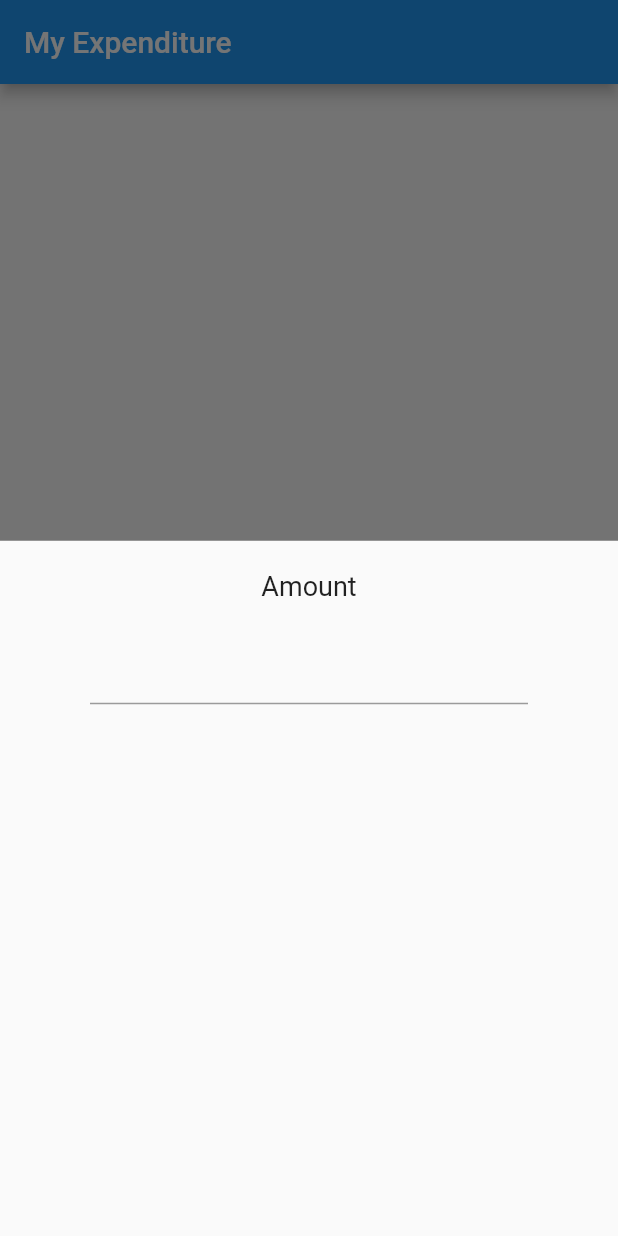
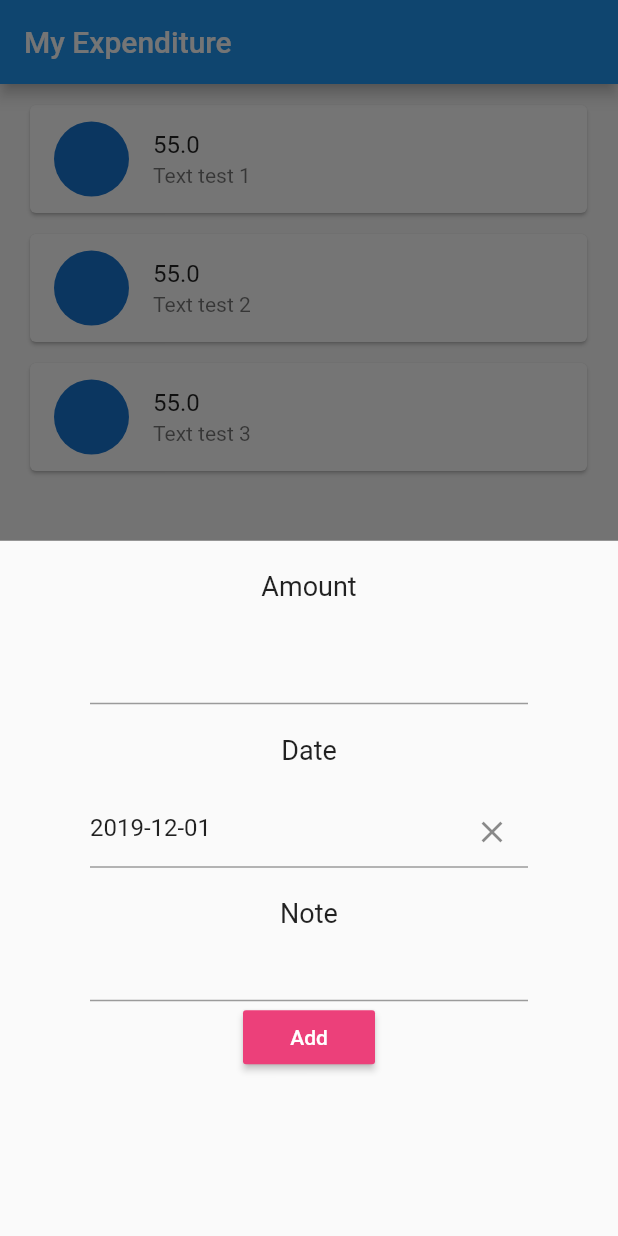
Before and after one commit to nuenook/money_left_over, a Flutter app: the screen it shows after launch, after a tap on the "add" icon, on a phone screen of 412 x 824 dp. Run offline on Flutter 3.47's test engine with Material 2 defaults, Android fonts, the phone set to English and light mode, and no system bars; drawn by our look-alikes of datetime_picker_formfield.

Commit message:
prototype add expenditure UI & List home UI

```diff
--- /dev/null
+++ b/lib/models/expenditure.dart
@@ -0,0 +1,15 @@
+
+class Expenditure {
+  String note;
+  double amount;
+  DateTime onDate;
+
+  Expenditure({
+    this.amount,
+    this.note,
+    this.onDate
+  });
+
+
+
+}
--- a/lib/screens/home_page.dart
+++ b/lib/screens/home_page.dart
@@ -1,5 +1,6 @@
 import 'package:flutter/material.dart';
 import 'package:money_left_over/widgets/add_list_form.dart';
+import 'package:money_left_over/widgets/list_expenditure.dart';
 
 class HomePage extends StatelessWidget {
   @override
@@ -19,20 +20,7 @@ class HomePage extends StatelessWidget {
       appBar: AppBar(
         title: Text("My Expenditure"),
       ),
-      body: Center(
-        child: Column(
-          mainAxisAlignment: MainAxisAlignment.center,
-          children: <Widget>[
-            Text(
-              'You have pushed the button this many times:',
-            ),
-            // Text(
-            //   '$_counter',
-            //   style: Theme.of(context).textTheme.display1,
-            // ),
-          ],
-        ),
-      ),
+      body: ListExpenditure(),
       floatingActionButton: FloatingActionButton(
         onPressed: () {
           _showSettingPanel();
--- a/lib/widgets/add_list_form.dart
+++ b/lib/widgets/add_list_form.dart
@@ -1,4 +1,7 @@
+import 'package:datetime_picker_formfield/datetime_picker_formfield.dart';
 import 'package:flutter/material.dart';
+import 'package:flutter/services.dart';
+import 'package:intl/intl.dart';
 
 class AddListForm extends StatefulWidget {
   @override
@@ -7,6 +10,7 @@ class AddListForm extends StatefulWidget {
 
 class _AddListFormState extends State<AddListForm> {
   final _formKey = GlobalKey<FormState>();
+  final format = DateFormat("yyyy-MM-dd");
 
   @override
   Widget build(BuildContext context) {
@@ -23,7 +27,46 @@ class _AddListFormState extends State<AddListForm> {
               height: 20.0,
             ),
             TextFormField(
-
+              keyboardType: TextInputType.number,
+              inputFormatters: <TextInputFormatter>[
+                WhitelistingTextInputFormatter.digitsOnly
+              ],
+            ),
+            SizedBox(
+              height: 20.0,
+            ),
+            Text(
+              'Date',
+              style: TextStyle(fontSize: 18.0),
+            ),
+            SizedBox(
+              height: 20.0,
+            ),
+            DateTimeField(
+              initialValue: DateTime.now(),
+              format: format,
+              onShowPicker: (context, currentValue) {
+                return showDatePicker(
+                    context: context,
+                    firstDate: DateTime(1900),
+                    initialDate: currentValue ?? DateTime.now(),
+                    lastDate: DateTime(2100));
+              },
+            ),
+            SizedBox(
+              height: 20.0,
+            ),
+            Text(
+              'Note',
+              style: TextStyle(fontSize: 18.0),
+            ),
+            TextFormField(),
+            RaisedButton(
+              color: Colors.pink[400],
+              child: Text('Add', style: TextStyle(color: Colors.white)),
+              onPressed: () {
+                Navigator.of(context).pop();
+              },
             )
           ],
         ),
--- /dev/null
+++ b/lib/widgets/list_expenditure.dart
@@ -0,0 +1,38 @@
+import 'package:flutter/material.dart';
+import 'package:money_left_over/models/expenditure.dart';
+
+class ListExpenditure extends StatefulWidget {
+  @override
+  _ListExpenditureState createState() => _ListExpenditureState();
+}
+
+class _ListExpenditureState extends State<ListExpenditure> {
+
+  @override
+  Widget build(BuildContext context) {
+
+    List<Expenditure> my_list  = new List<Expenditure>();
+    my_list.add(new Expenditure(amount: 55, note: "test 1", onDate: DateTime.now()));
+    my_list.add(new Expenditure(amount: 55, note: "test 2", onDate: DateTime.now()));
+    my_list.add(new Expenditure(amount: 55, note: "test 3", onDate: DateTime.now()));
+
+    return ListView.builder(
+      itemCount: my_list.length,
+      itemBuilder: (context, index) {
+      return Padding(
+      padding: EdgeInsets.only(top: 8.0),
+      child: Card(
+        margin: EdgeInsets.fromLTRB(20.0, 6.0, 20.6, 0),
+        child: ListTile(
+          leading: CircleAvatar(
+            radius: 25.0,
+          ),
+          title: Text(my_list[index].amount.toString()),
+          subtitle: Text('Text ${my_list[index].note} '),
+        ),
+      ),
+    );
+      },
+    );
+  }
+}
--- a/pubspec.yaml
+++ b/pubspec.yaml
@@ -23,6 +23,7 @@ dependencies:
   # The following adds the Cupertino Icons font to your application.
   # Use with the CupertinoIcons class for iOS style icons.
   cupertino_icons: ^0.1.2
+  datetime_picker_formfield: ^0.4.3
 
 dev_dependencies:
   flutter_test:
```
Also changed, not shown: lib/widgets/expenditure_title.dart (added), pubspec.lock.
